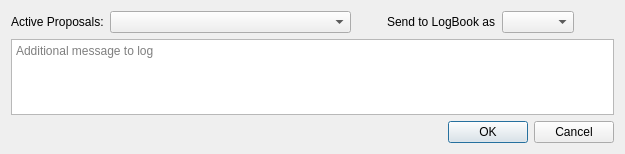
This is src/pythonGui/karabogui/dialogs/ui/logbook.ui in European-XFEL/Karabo as Qt 5 draws it before an edit. The edited form follows.
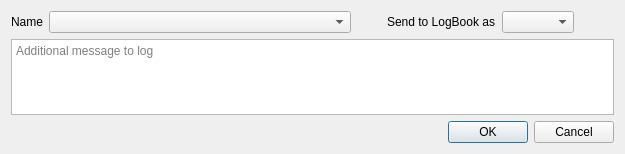
This is the edited form.

Commit message: GUI: Abstract more the logbook interface

Diff of the .ui file:
```diff
--- a/src/pythonGui/karabogui/dialogs/ui/logbook.ui
+++ b/src/pythonGui/karabogui/dialogs/ui/logbook.ui
@@ -33,7 +33,7 @@
        <item>
         <widget class="QLabel" name="label">
          <property name="text">
-          <string>Active Proposals:</string>
+          <string>Name</string>
          </property>
         </widget>
        </item>
```
Left out of the diff: 2 changed lines with no effect on the pictures. The commit also changes 6 other files.
